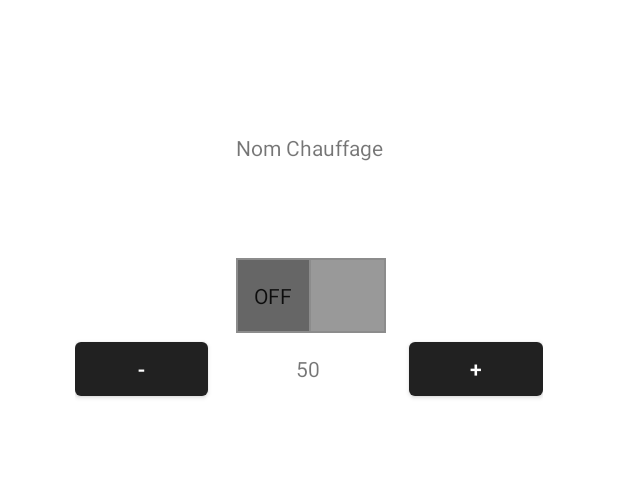
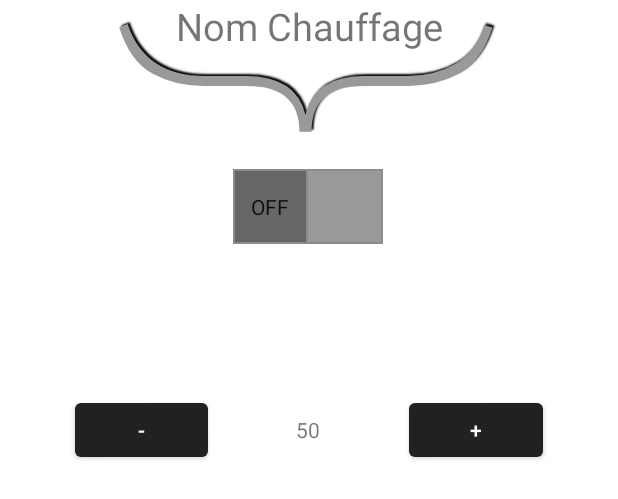
Before and after one commit to AdrienMDevMobile/TT0121, an Android app: the layout heater_fragment.xml on its own in the app's theme, with its tools: preview values and no code run, on a phone screen of 412 x 824 dp. Shown: the top 499 px of the screen. Run offline under Robolectric (Android 15) with nearby library versions, the phone set to English and light mode, and no system bars.

Commit message:
Ajout des noms dans la page des devices

```diff
--- a/app/src/main/java/com/michelAdrien/AMTT0121/di/AppModule.kt
+++ b/app/src/main/java/com/michelAdrien/AMTT0121/di/AppModule.kt
@@ -16,8 +16,8 @@ abstract class AppModule {
     @Singleton
     @Binds
     abstract fun bindDeviceListRepository(
-        list: VolleyRepository
+        list: AssetFileRepository
     ) : IRepository
-    //AssetFileRepository
+    //VolleyRepository
 
 }
--- /dev/null
+++ b/app/src/main/res/layout/device_name_layout.xml
@@ -0,0 +1,35 @@
+<?xml version="1.0" encoding="utf-8"?>
+<FrameLayout xmlns:android="http://schemas.android.com/apk/res/android"
+    xmlns:tools="http://schemas.android.com/tools"
+    android:layout_width="wrap_content"
+    android:layout_height="wrap_content"
+    android:clipChildren="false">
+
+    <TextView
+        android:id="@+id/tv_device_name"
+        android:layout_width="260dp"
+        android:layout_height="wrap_content"
+        android:text="@string/tv_heater_name"
+        android:textAlignment="center"
+        android:textSize="25dp" />
+
+    <TextView
+        android:id="@+id/tv_separator"
+        android:layout_width="wrap_content"
+        android:layout_height="wrap_content"
+        android:layout_marginLeft="115dp"
+        android:layout_marginTop="-110dp"
+        android:layout_marginBottom="-120dp"
+        android:fontFamily="sans-serif-thin"
+        android:rotation="90"
+        android:text="}"
+        android:textAlignment="center"
+        android:textSize="250dp"
+        android:textColor = "#999"
+        android:shadowColor = "#000"
+        android:shadowDx = "-2"
+        android:shadowDy = "-2"
+        android:shadowRadius = "1"/>
+
+
+</FrameLayout>
--- a/app/src/main/res/layout/heater_fragment.xml
+++ b/app/src/main/res/layout/heater_fragment.xml
@@ -4,39 +4,42 @@
     xmlns:tools="http://schemas.android.com/tools"
     android:layout_width="match_parent"
     android:layout_height="match_parent"
-    tools:context=".view.device.HeaterFragment">
+    tools:context=".view.device.HeaterFragment"
+    android:clipChildren="false">
 
-    <TextView
-        android:id="@+id/tv_name_heater"
+    <include
+        android:id="@+id/include_device_name"
+        layout="@layout/device_name_layout"
         android:layout_width="wrap_content"
         android:layout_height="wrap_content"
-        android:text="@string/tv_heater_name"
-        app:layout_constraintBottom_toBottomOf="parent"
         app:layout_constraintEnd_toEndOf="parent"
-        app:layout_constraintStart_toStartOf="parent"
-        app:layout_constraintTop_toTopOf="parent"
-        app:layout_constraintVertical_bias="0.110000014" />
+        app:layout_constraintStart_toStartOf="parent" />
 
     <Switch
         android:id="@+id/sw_heater_on"
         android:layout_width="wrap_content"
         android:layout_height="wrap_content"
-        android:layout_marginTop="64dp"
-        android:track="@drawable/switch_track_custom"
-        android:thumb="@drawable/switch_thumb_custom"
+        android:layout_marginTop="10dp"
+        android:showText="true"
         android:textOff="@string/switch_off"
         android:textOn="@string/switch_on"
-        android:showText="true"
-        app:layout_constraintStart_toStartOf="@+id/tv_name_heater"
-        app:layout_constraintTop_toBottomOf="@+id/tv_name_heater" />
+        android:thumb="@drawable/switch_thumb_custom"
+        android:track="@drawable/switch_track_custom"
+        app:layout_constraintEnd_toEndOf="parent"
+        app:layout_constraintHorizontal_bias="0.498"
+        app:layout_constraintStart_toStartOf="parent"
+        app:layout_constraintTop_toBottomOf="@+id/include_device_name" />
 
     <LinearLayout
+        android:id="@+id/linearLayout"
         android:layout_width="0dp"
         android:layout_height="wrap_content"
         android:layout_marginStart="50dp"
+        android:layout_marginTop="100dp"
         android:layout_marginEnd="50dp"
         android:orientation="horizontal"
         app:layout_constraintEnd_toEndOf="parent"
+        app:layout_constraintHorizontal_bias="1.0"
         app:layout_constraintStart_toStartOf="parent"
         app:layout_constraintTop_toBottomOf="@+id/sw_heater_on">
 
@@ -66,4 +69,7 @@
             android:text="+" />
     </LinearLayout>
 
+
+
+
 </androidx.constraintlayout.widget.ConstraintLayout>
```
Also changed, not shown: app/src/main/java/com/michelAdrien/AMTT0121/view/device/DeviceFragmentAbs.kt (added, +21 -0 lines), app/src/main/java/com/michelAdrien/AMTT0121/view/device/HeaterFragment.kt (+22 -20 lines), app/src/main/java/com/michelAdrien/AMTT0121/view/device/LightFragment.kt (+25 -20 lines), app/src/main/java/com/michelAdrien/AMTT0121/view/device/RollerShutterFragment.kt (+27 -18 lines), app/src/main/java/com/michelAdrien/AMTT0121/viewModel/device/DeviceViewModelAbs.kt (added, +21 -0 lines), app/src/main/java/com/michelAdrien/AMTT0121/viewModel/device/HeaterViewModel.kt (+18 -2 lines), app/src/main/java/com/michelAdrien/AMTT0121/viewModel/device/LightViewModel.kt (+20 -2 lines), app/src/main/java/com/michelAdrien/AMTT0121/viewModel/device/RollerShutterViewModel.kt (+20 -2 lines), app/src/main/res/layout/light_fragment.xml (+6 -8 lines), app/src/main/res/layout/roller_shutter_fragment.xml (+8 -9 lines), 1 other file.
